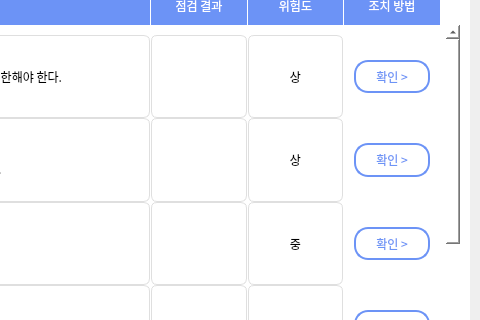
Old version of the form result_app.ui in the repository skyun333/wallpad; both pictures show x 481 to 961 and y 225 to 545 of the 961 by 704 pixel window.
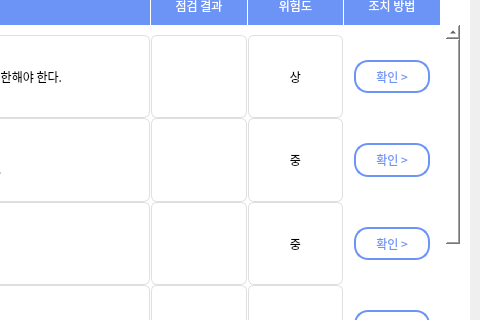
New version of the form. Icons and pictures are not drawn.

Diff of the .ui file:
```diff
--- a/result_app.ui
+++ b/result_app.ui
@@ -518,7 +518,7 @@
      <property name="geometry">
       <rect>
        <x>0</x>
-       <y>-178</y>
+       <y>0</y>
        <width>829</width>
        <height>519</height>
       </rect>
@@ -577,7 +577,7 @@
 border-radius: 6px</string>
          </property>
          <property name="text">
-          <string>상</string>
+          <string>중</string>
          </property>
          <property name="alignment">
           <set>Qt::AlignCenter</set>
```
Left out of the diff: 4 changed lines with no effect on the pictures.
